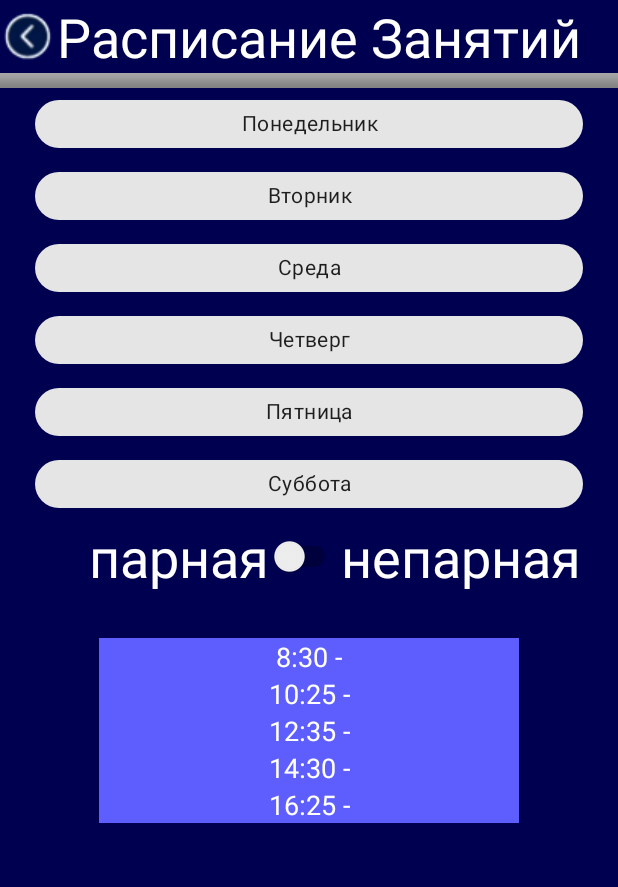
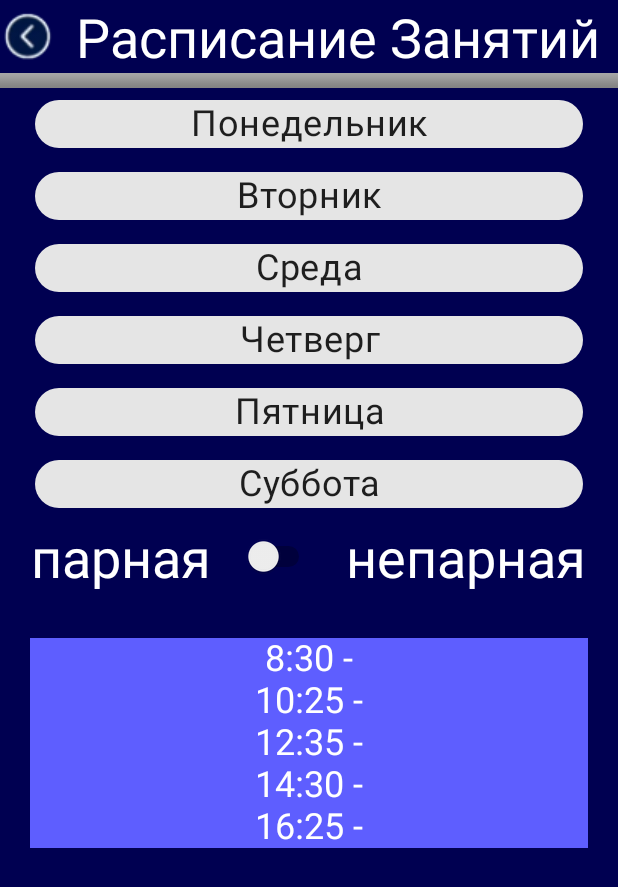
Before and after one commit to bezchastnyi/KIP-Frontend, an Android app: the Class_schedule screen opened directly, with no data from a screen before it, on a phone screen of 412 x 824 dp. Shown: the top 887 px of the screen. Run offline under Robolectric (Android 15) with nearby library versions, the phone set to English and light mode, and no system bars; libraries missing offline, so code that uses them is left out: khttp.get, org.jetbrains.anko; 1 statement that could not run was skipped.

Commit message:
Bug fix №3 Fixed some adaptation issues and profSchedule display

```diff
--- a/app/src/main/java/com/example/kip/Class_schedule.kt
+++ b/app/src/main/java/com/example/kip/Class_schedule.kt
@@ -173,7 +173,7 @@ class Class_schedule : AppCompatActivity() {
         for (schedule in schedules){
             if(schedule.day == day_of_the_week){
                 if(schedule.week == currentWeek){
-                        textviews[schedule.number-1].text = "${textviews_time[schedule.number-1]} ${schedule.subjectName}"
+                        textviews[schedule.number].text = "${textviews_time[schedule.number]} ${schedule.subjectName}"
                         continue
                 }
             }
@@ -190,7 +190,7 @@ class Class_schedule : AppCompatActivity() {
             Log.d("internet", "Ok btn pressed")
             // add these two lines, if you wish to close the app:
             //finishAffinity()
-            val intent = Intent(this, MainActivity::class.java)
+            val intent = Intent(this, Schedule_swipe::class.java)
             startActivity(intent)
             //System.exit(0)
         })
--- a/app/src/main/java/com/example/kip/Group_activity.kt
+++ b/app/src/main/java/com/example/kip/Group_activity.kt
@@ -122,6 +122,7 @@ class Group_activity : AppCompatActivity() {
 
             val courseArrayAdapter = ArrayAdapter<String>(this, android.R.layout.simple_spinner_item, courseArray)
 
+
             spinnerCourse.adapter = courseArrayAdapter
             spinnerFaculty.adapter = spinnerArrayAdapter2
 
@@ -136,6 +137,9 @@ class Group_activity : AppCompatActivity() {
                     var courseInt:Int=0
                     if(course.substring(0, 1)!="В") {
                         courseInt = course.substring(0, 1).toInt()
+                    }
+                    if(text.substring(0, 1)=="В"){
+                        facultyID=0
                     }
 
                     println(text)
@@ -194,6 +198,7 @@ class Group_activity : AppCompatActivity() {
                     if(course.substring(0, 1)!="В") {
                         courseInt = course.substring(0, 1).toInt()
                     }
+
 
 
                     println(text)
--- a/app/src/main/java/com/example/kip/Lecture_schedule_selection.kt
+++ b/app/src/main/java/com/example/kip/Lecture_schedule_selection.kt
@@ -29,9 +29,10 @@ class Lecture_schedule_selection : AppCompatActivity() {
         profs.forEachIndexed { idx, person -> Log.i("data", "> Item $idx:\n$person") }
 
         val c = CountDownLatch(1)
+        println(profByCathedraLink)
         val task = doAsync(){
 
-            val jsonFileString2 = get(profLink)
+            val jsonFileString2 = get(profByCathedraLink)
 
 
             profs = gson.fromJson(jsonFileString2.text, profList)
@@ -72,7 +73,8 @@ class Lecture_schedule_selection : AppCompatActivity() {
 
                 chip2.setOnClickListener {
                     profID = prof.profID
-                    setContentView(R.layout.activity_lecturer_schedule)
+                    val intent = Intent(this, Lecturer_schedule::class.java)
+                    startActivity(intent)
                 }
 
                 findViewById<ChipGroup>(R.id.ChipProfGroup).addView(chip2)
--- a/app/src/main/java/com/example/kip/Schedule_swipe_2.kt
+++ b/app/src/main/java/com/example/kip/Schedule_swipe_2.kt
@@ -31,7 +31,7 @@ class Schedule_swipe_2 : AppCompatActivity() {
             }
             override fun onSwipeUp() {
                 val intent = Intent(this@Schedule_swipe_2, Main_screen::class.java)
-                startActivity(intent)
+                //startActivity(intent)
             }
         })
     }
--- a/app/src/main/java/com/example/kip/json_funcions_and_classes.kt
+++ b/app/src/main/java/com/example/kip/json_funcions_and_classes.kt
@@ -18,7 +18,7 @@ data class cathedra(val facultyID: Int,val cathedraID:Int, val cathedraShortName
 data class prof(val cathedra: Int,val cathedraID:Int,val profID:Int, val profName: String, val profSurname: String,val profPatronymic: String) {
 }
 
-data class profschedule(val ProfScheduleID: Int,val SubjectName: String,val week:Int,val day:Int,val number:Int,val Type: String,val prof: String,val profID:Int, val BuildingID: Int,val building: String, val AudienceID: Int,val audience: String,val GroupID: List<Int>,val group: String) {
+data class profschedule(val profScheduleID: Int,val subjectName: String,val week:Int,val day:Int,val type: String,val number:Int,val profID:Int,val prof: String, val buildingID: Int,val building: String, val audienceID: Int,val audience: String,val groupID: List<Int>,val group: String) {
 }
 
 fun getJsonDataFromAsset(context: Context, fileName: String): String? {
--- a/app/src/main/res/layout/activity_class_schedule.xml
+++ b/app/src/main/res/layout/activity_class_schedule.xml
@@ -1,21 +1,15 @@
 <?xml version="1.0" encoding="utf-8"?>
-<androidx.constraintlayout.widget.ConstraintLayout xmlns:android="http://schemas.android.com/apk/res/android"
+<LinearLayout xmlns:android="http://schemas.android.com/apk/res/android"
     xmlns:app="http://schemas.android.com/apk/res-auto"
     xmlns:tools="http://schemas.android.com/tools"
     android:layout_width="match_parent"
     android:layout_height="match_parent"
     android:background="#000051"
+    android:orientation="vertical"
     tools:context=".Class_schedule">
 
     <LinearLayout
         android:layout_width="match_parent"
-        android:layout_height="match_parent"
-        android:orientation="vertical"
-        tools:layout_editor_absoluteX="5dp"
-        tools:layout_editor_absoluteY="267dp">
-
-        <LinearLayout
-            android:layout_width="wrap_content"
         android:layout_height="wrap_content"
         android:orientation="horizontal">
 
@@ -24,24 +18,25 @@
             android:layout_width="wrap_content"
             android:layout_height="wrap_content"
             android:layout_gravity="center"
-                android:layout_weight="1"
             android:background="#000051"
             app:srcCompat="@drawable/backbutton" />
 
         <TextView
             android:id="@+id/textView4"
-                android:layout_width="match_parent"
+            android:layout_width="wrap_content"
             android:layout_height="wrap_content"
+            android:layout_weight="1"
             android:gravity="center"
             android:text="Расписание Занятий"
             android:textColor="@color/white"
             android:textSize="36sp" />
+
     </LinearLayout>
 
     <View
         android:id="@+id/divider3"
         android:layout_width="match_parent"
-            android:layout_height="10dp"
+        android:layout_height="10sp"
         android:background="?android:attr/listDivider"
         android:foreground="@android:drawable/bottom_bar" />
 
@@ -59,9 +54,10 @@
             android:layout_height="wrap_content"
             android:autoText="false"
             android:gravity="center_horizontal"
-                android:maxWidth="1dp"
+            android:maxWidth="1sp"
             android:text="Понедельник"
-                android:textAlignment="center" />
+            android:textAlignment="center"
+            android:textSize="24sp" />
 
         <com.google.android.material.chip.Chip
             android:id="@+id/chipThuesday"
@@ -69,9 +65,10 @@
             android:layout_height="wrap_content"
             android:autoText="false"
             android:gravity="center_horizontal"
-                android:maxWidth="1dp"
+            android:maxWidth="1sp"
             android:text="Вторник"
-                android:textAlignment="center" />
+            android:textAlignment="center"
+            android:textSize="24sp" />
 
         <com.google.android.material.chip.Chip
             android:id="@+id/chipWednesday"
@@ -79,9 +76,10 @@
             android:layout_height="wrap_content"
             android:autoText="false"
             android:gravity="center_horizontal"
-                android:maxWidth="1dp"
+            android:maxWidth="1sp"
             android:text="Среда"
-                android:textAlignment="center" />
+            android:textAlignment="center"
+            android:textSize="24sp" />
 
         <com.google.android.material.chip.Chip
             android:id="@+id/chipThursday"
@@ -89,9 +87,10 @@
             android:layout_height="wrap_content"
             android:autoText="false"
             android:gravity="center_horizontal"
-                android:maxWidth="1dp"
+            android:maxWidth="1sp"
             android:text="Четверг"
-                android:textAlignment="center" />
+            android:textAlignment="center"
+            android:textSize="24sp" />
 
         <com.google.android.material.chip.Chip
             android:id="@+id/chipFriday"
@@ -99,9 +98,10 @@
             android:layout_height="wrap_content"
             android:autoText="false"
             android:gravity="center_horizontal"
-                android:maxWidth="1dp"
+            android:maxWidth="1sp"
             android:text="Пятница"
-                android:textAlignment="center" />
+            android:textAlignment="center"
+            android:textSize="24sp" />
 
         <com.google.android.material.chip.Chip
             android:id="@+id/chipSaturday"
@@ -109,9 +109,10 @@
             android:layout_height="wrap_content"
             android:autoText="false"
             android:gravity="center_horizontal"
-                android:maxWidth="1dp"
+            android:maxWidth="1sp"
             android:text="Суббота"
-                android:textAlignment="center" />
+            android:textAlignment="center"
+            android:textSize="24sp" />
 
     </com.google.android.material.chip.ChipGroup>
 
@@ -126,7 +127,7 @@
             android:layout_height="wrap_content"
             android:layout_gravity="right"
             android:layout_weight="1"
-                android:gravity="right"
+            android:gravity="center"
             android:text="парная"
             android:textColor="@color/white"
             android:textSize="36sp" />
@@ -137,7 +138,6 @@
             android:layout_height="wrap_content"
             android:layout_gravity="center"
             android:gravity="center"
-                android:scrollbarSize="72dp"
             android:textColor="@color/white"
             android:textOff="парная"
             android:textOn="непарная"
@@ -149,8 +149,7 @@
             android:layout_width="wrap_content"
             android:layout_height="wrap_content"
             android:layout_weight="1"
-                android:gravity="left"
-                android:maxWidth="125dp"
+            android:gravity="center"
             android:text="непарная"
             android:textColor="@color/white"
             android:textSize="36sp" />
@@ -164,62 +163,77 @@
         <Space
             android:layout_width="match_parent"
             android:layout_height="wrap_content"
-                android:minHeight="30dp" />
+            android:minHeight="30sp" />
 
         <TextView
             android:id="@+id/textViewD1"
-                android:layout_width="280dp"
+            android:layout_width="match_parent"
             android:layout_height="wrap_content"
             android:layout_gravity="center"
+            android:layout_marginLeft="20sp"
+            android:layout_marginRight="20sp"
             android:background="#5E5EFF"
-                android:gravity="center"
+            android:includeFontPadding="false"
             android:text="@string/Day1"
+            android:textAlignment="center"
             android:textColor="@color/white"
-                android:textSize="18sp" />
+            android:textSize="24sp" />
 
         <TextView
             android:id="@+id/textViewD2"
-                android:layout_width="280dp"
+            android:layout_width="match_parent"
             android:layout_height="wrap_content"
             android:layout_gravity="center"
+            android:layout_marginLeft="20sp"
+            android:layout_marginRight="20sp"
             android:background="#5E5EFF"
-                android:gravity="center"
+            android:includeFontPadding="false"
             android:text="@string/Day2"
+            android:textAlignment="center"
             android:textColor="@color/white"
-                android:textSize="18sp" />
+            android:textSize="24sp" />
 
         <TextView
             android:id="@+id/textViewD3"
-                android:layout_width="280dp"
+            android:layout_width="match_parent"
             android:layout_height="wrap_content"
             android:layout_gravity="center"
+            android:layout_marginLeft="20sp"
+            android:layout_marginRight="20sp"
             android:background="#5E5EFF"
-                android:gravity="center"
+            android:includeFontPadding="false"
             android:text="@string/Day3"
+            android:textAlignment="center"
             android:textColor="@color/white"
-                android:textSize="18sp" />
+            android:textSize="24sp" />
 
         <TextView
             android:id="@+id/textViewD4"
-                android:layout_width="280dp"
+            android:layout_width="match_parent"
             android:layout_height="wrap_content"
             android:layout_gravity="center"
+            android:layout_marginLeft="20sp"
+            android:layout_marginRight="20sp"
             android:background="#5E5EFF"
-                android:gravity="center"
+            android:includeFontPadding="false"
             android:text="@string/Day4"
+            android:textAlignment="center"
             android:textColor="@color/white"
-                android:textSize="18sp" />
+            android:textSize="24sp" />
 
         <TextView
             android:id="@+id/textViewD5"
-                android:layout_width="280dp"
+            android:layout_width="match_parent"
             android:layout_height="wrap_content"
             android:layout_gravity="center"
+            android:layout_marginLeft="20sp"
+            android:layout_marginRight="20sp"
             android:background="#5E5EFF"
-                android:gravity="center"
+            android:includeFontPadding="false"
             android:text="@string/Day5"
+            android:textAlignment="center"
             android:textColor="@color/white"
-                android:textSize="18sp" />
+            android:textSize="24sp" />
     </LinearLayout>
+
 </LinearLayout>
-</androidx.constraintlayout.widget.ConstraintLayout>
```
Also changed, not shown: app/src/main/java/com/example/kip/Lecturer_schedule.kt (+18 -19 lines), app/src/main/java/com/example/kip/Links.kt (+9 -3 lines), app/src/main/java/com/example/kip/Schedule_swipe.kt (+19 -0 lines), app/src/main/java/com/example/kip/lecture_schedule.kt (+4 -30 lines), app/src/main/res/layout/activity_autorization.xml (+81 -127 lines), app/src/main/res/layout/activity_group_activity.xml (+23 -17 lines), app/src/main/res/layout/activity_kip_start.xml (+14 -20 lines), app/src/main/res/layout/activity_lecture_schedule.xml (+4 -22 lines), app/src/main/res/layout/activity_lecture_schedule_selection.xml (+0 -8 lines), app/src/main/res/layout/activity_lecturer_schedule.xml (+40 -30 lines), app/src/main/res/layout/activity_schedule_swipe.xml (+12 -8 lines), app/src/main/res/layout/activity_schedule_swipe_2.xml (+7 -6 lines). Lines whose indentation alone changed are shown as unchanged.
